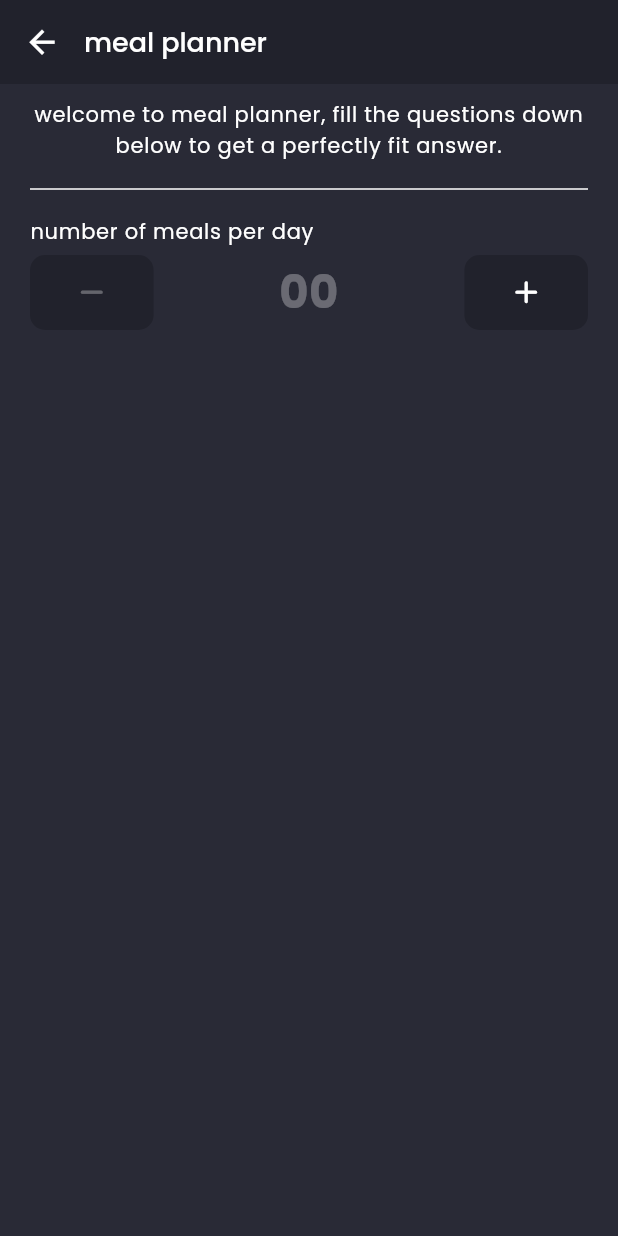
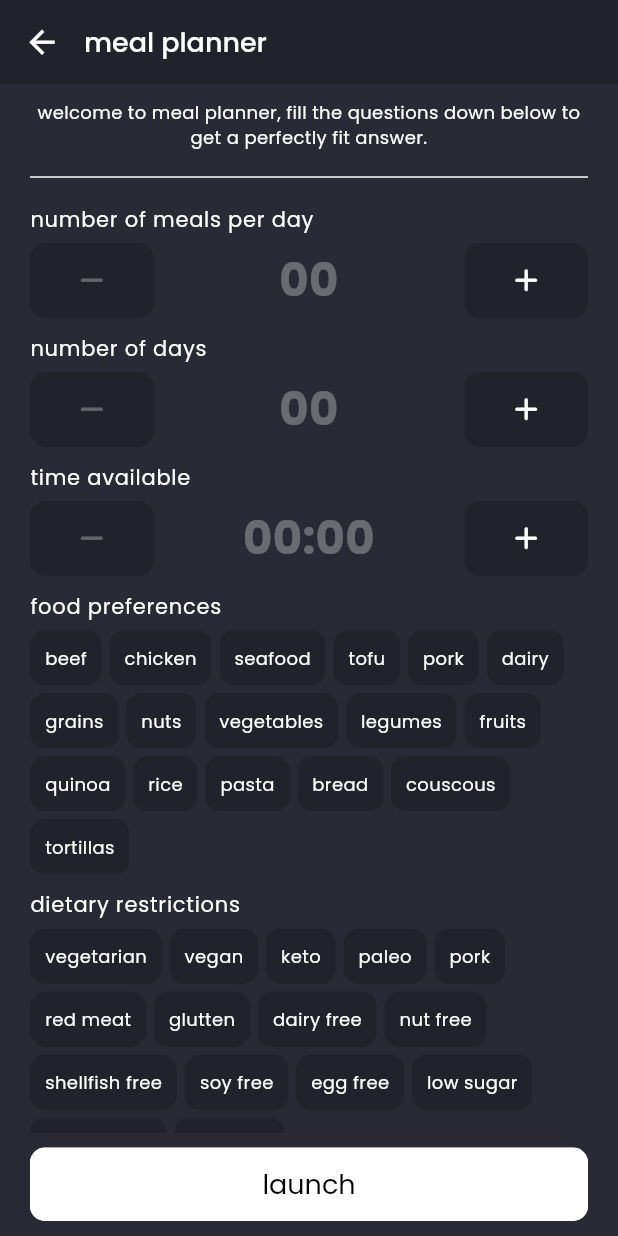
Before and after one commit to KemberllyKib3/recipe_gpt_app, a Flutter app: the MealPlannerPage screen opened directly, on a phone screen of 412 x 824 dp. Run offline on Flutter 3.47's test engine with Material 2 defaults, Android fonts, the phone set to English and light mode, and no system bars; our stand-ins replace google_fonts; missing offline and left inert: window_size.

Commit message:
feat: meal planner UI

```diff
--- a/lib/app/app.dart
+++ b/lib/app/app.dart
@@ -15,6 +15,7 @@ class _AppState extends State<App> {
     return MaterialApp(
       debugShowCheckedModeBanner: false,
       theme: buildTheme(),
+
       home: const SafeArea(child: LoginPage()),
     );
   }
--- a/lib/main.dart
+++ b/lib/main.dart
@@ -1,7 +1,17 @@
+import 'dart:io';
+
 import 'package:flutter/material.dart';
+import 'package:window_size/window_size.dart';
 
 import 'app/app.dart';
 
 void main() {
+  WidgetsFlutterBinding.ensureInitialized();
+  if (Platform.isWindows || Platform.isMacOS) {
+    setWindowTitle("Recipe GPT");
+    setWindowMinSize(const Size(450, 600));
+  }
+  if (Platform.isLinux) setWindowTitle("Recipe GPT");
+
   runApp(const App());
 }
--- a/lib/presentation/screens/cria_conta/widgets/cria_conta_body.dart
+++ b/lib/presentation/screens/cria_conta/widgets/cria_conta_body.dart
@@ -60,7 +60,7 @@ class _CriaContaBodyState extends State<CriaContaBody> {
               hint: 'password',
             ),
             const SizedBox(height: 15),
-            ButtonWidget(
+            ButtonWidget.primary(
               label: 'create',
               onTap: () {},
             ),
--- a/lib/presentation/screens/free_chat/widgets/free_chat_body.dart
+++ b/lib/presentation/screens/free_chat/widgets/free_chat_body.dart
@@ -14,7 +14,7 @@ class FreeChatBody extends StatefulWidget {
 class _FreeChatBodyState extends State<FreeChatBody> {
   final TextEditingController controller = TextEditingController();
 
-  bool hasContent = true;
+  bool hasContent = false;
 
   @override
   Widget build(BuildContext context) {
--- a/lib/presentation/screens/free_chat/widgets/free_chat_empty_widget.dart
+++ b/lib/presentation/screens/free_chat/widgets/free_chat_empty_widget.dart
@@ -37,12 +37,12 @@ class FreeChatEmptyWidget extends StatelessWidget {
               maxWidth: MediaQuery.sizeOf(context).width * 0.5,
             ),
             child: Text(
-              "this is a free text chat you can ask whatever you want, but try to type delicious sandwich recipe"
+              "this is a free text chat you can ask whatever you want, try \"delicious sandwich recipe\""
                   .toLowerCase(),
               textAlign: TextAlign.center,
               style: Theme.of(context)
                   .textTheme
-                  .bodyLarge
+                  .bodyMedium
                   ?.copyWith(color: AppColors.white),
             ),
           ),
--- a/lib/presentation/screens/login/widgets/login_body.dart
+++ b/lib/presentation/screens/login/widgets/login_body.dart
@@ -45,7 +45,7 @@ class _LoginBodyState extends State<LoginBody> {
               obscure: true,
             ),
             const SizedBox(height: 15),
-            ButtonWidget(
+            ButtonWidget.primary(
               label: 'sign in',
               onTap: () {
                 Navigator.pushReplacement(
--- a/lib/presentation/screens/meal_planner/meal_planner_page.dart
+++ b/lib/presentation/screens/meal_planner/meal_planner_page.dart
@@ -1,7 +1,12 @@
 import 'package:flutter/material.dart';
+import 'package:recipe_gpt/presentation/screens/meal_planner/widgets/counter_widget.dart';
 import 'package:recipe_gpt/presentation/shared/constants.dart';
+import 'package:recipe_gpt/presentation/shared/enums/food_preferences_enum.dart';
+import 'package:recipe_gpt/presentation/shared/enums/food_restrictions_enum.dart';
 import 'package:recipe_gpt/presentation/shared/widgets/app_bar_widget.dart';
-import 'package:recipe_gpt/presentation/shared/widgets/operation_button.dart';
+import 'package:recipe_gpt/presentation/shared/widgets/button_widget.dart';
+import 'package:recipe_gpt/presentation/shared/widgets/item_selector_widget.dart';
+import 'package:recipe_gpt/presentation/shared/widgets/prompt_setting_widget.dart';
 
 class MealPlannerPage extends StatefulWidget {
   const MealPlannerPage({super.key});
@@ -14,12 +19,17 @@ class _MealPlannerPageState extends State<MealPlannerPage> {
   int nMeals = 0;
   int nDays = 0;
   int minutes = 0;
+  List<String> foodPreferences = [];
+  List<String> dietaryRestrictions = [];
 
   @override
   Widget build(BuildContext context) {
     return Scaffold(
       appBar: const AppBarWidget(title: 'meal planner'),
-      body: SingleChildScrollView(
+      body: Column(
+        children: [
+          Expanded(
+            child: SingleChildScrollView(
               child: Padding(
                 padding: const EdgeInsets.symmetric(horizontal: 20),
                 child: Column(
@@ -32,63 +42,76 @@ class _MealPlannerPageState extends State<MealPlannerPage> {
                         textAlign: TextAlign.center,
                         style: Theme.of(context)
                             .textTheme
-                      .bodyLarge
+                            .bodyMedium
                             ?.copyWith(color: AppColors.white),
                       ),
                     ),
                     const Divider(color: AppColors.white),
-              Column(
-                crossAxisAlignment: CrossAxisAlignment.start,
-                children: [
-                  const SizedBox(height: 10),
-                  Text(
-                    "number of meals per day",
-                    style: Theme.of(context)
-                        .textTheme
-                        .bodyLarge
-                        ?.copyWith(color: AppColors.white),
-                  ),
-                  const SizedBox(height: 5),
-                  Row(
-                    mainAxisSize: MainAxisSize.max,
-                    children: [
-                      OperationButton(
-                        operation: 'minus',
-                        onTap: nMeals > 0
-                            ? () => setState(() {
-                                  nMeals = nMeals > 0 ? nMeals - 1 : 0;
-                                })
-                            : null,
-                      ),
-                      Expanded(
-                        child: Text(
-                          nMeals.toString().padLeft(2, '0'),
-                          textAlign: TextAlign.center,
-                          style: TextStyle(
-                            color: nMeals > 0
-                                ? AppColors.white
-                                : AppColors.white.withOpacity(0.3),
-                            fontWeight: FontWeight.bold,
-                            fontSize: 30,
+                    PromptSettingWidget(
+                      title: 'number of meals per day',
+                      setting: CounterWidget.integer(
+                        number: nMeals,
+                        onValueChanged: (value) =>
+                            setState(() => nMeals = value),
                       ),
                     ),
+                    PromptSettingWidget(
+                      title: 'number of days',
+                      setting: CounterWidget.integer(
+                        number: nDays,
+                        maxLimit: 60,
+                        onValueChanged: (value) =>
+                            setState(() => nDays = value),
                       ),
-                      OperationButton(
-                        operation: 'plus',
-                        onTap: nMeals < 10
-                            ? () => setState(() {
-                                  nMeals = nMeals < 10 ? nMeals + 1 : 10;
-                                })
-                            : null,
                     ),
-                    ],
+                    PromptSettingWidget(
+                      title: 'time available',
+                      setting: CounterWidget.time(
+                        number: minutes,
+                        onValueChanged: (value) =>
+                            setState(() => minutes = value),
                       ),
-                ],
                     ),
+                    PromptSettingWidget(
+                      title: 'food preferences',
+                      setting: ItemSelectorWidget(
+                        items: FoodPreferencesEnum.values
+                            .map((e) => e.label)
+                            .toList(),
+                        selectedItems: foodPreferences,
+                        onChanged: (value) =>
+                            setState(() => foodPreferences = value),
+                      ),
+                    ),
+                    PromptSettingWidget(
+                      title: 'dietary restrictions',
+                      setting: ItemSelectorWidget(
+                        items: DietaryRestrictionsEnum.values
+                            .map((e) => e.label)
+                            .toList(),
+                        selectedItems: dietaryRestrictions,
+                        onChanged: (value) =>
+                            setState(() => dietaryRestrictions = value),
+                      ),
+                    ),
+                    const SizedBox(height: 20),
                   ],
                 ),
               ),
             ),
+          ),
+          Container(
+            padding: const EdgeInsets.symmetric(
+              vertical: 10,
+              horizontal: 20,
+            ),
+            child: ButtonWidget.white(
+              label: 'launch',
+              onTap: () {},
+            ),
+          ),
+        ],
+      ),
     );
   }
 }
--- /dev/null
+++ b/lib/presentation/screens/meal_planner/widgets/counter_widget.dart
@@ -0,0 +1,91 @@
+import 'package:flutter/material.dart';
+import 'package:recipe_gpt/presentation/shared/constants.dart';
+import 'package:recipe_gpt/presentation/shared/widgets/operation_button.dart';
+
+class CounterWidget extends StatelessWidget {
+  final int number;
+  final Function(int) onValueChanged;
+  final bool isTime;
+  final int? limit;
+
+  factory CounterWidget.integer({
+    maxLimit,
+    required number,
+    required Function(int) onValueChanged,
+  }) {
+    return CounterWidget(
+      number: number,
+      limit: maxLimit ?? 10,
+      onValueChanged: onValueChanged,
+      isTime: false,
+    );
+  }
+
+  factory CounterWidget.time({
+    required number,
+    required Function(int) onValueChanged,
+  }) {
+    return CounterWidget(
+      number: number,
+      onValueChanged: onValueChanged,
+      isTime: true,
+    );
+  }
+
+  const CounterWidget({
+    super.key,
+    required this.number,
+    required this.isTime,
+    required this.onValueChanged,
+    this.limit,
+  });
+
+  String getDurationString(int number) {
+    final hours = number ~/ 60;
+    final minutes = number % 60;
+    return '${hours.toString().padLeft(2, '0')}:${minutes.toString().padLeft(2, '0')}';
+  }
+
+  String getString(int number) => number.toString().padLeft(2, '0');
+
+  @override
+  Widget build(BuildContext context) {
+    int maxLimit = isTime ? 360 : limit ?? 10;
+    int step = isTime ? 10 : 1;
+
+    return Row(
+      mainAxisSize: MainAxisSize.max,
+      children: [
+        OperationButton(
+          operation: 'minus',
+          onTap: number > 0
+              ? () {
+                  onValueChanged(number - step);
+                }
+              : null,
+        ),
+        Expanded(
+          child: Text(
+            isTime ? getDurationString(number) : getString(number),
+            textAlign: TextAlign.center,
+            style: TextStyle(
+              color: number > 0
+                  ? AppColors.white
+                  : AppColors.white.withOpacity(0.3),
+              fontWeight: FontWeight.bold,
+              fontSize: 30,
+            ),
+          ),
+        ),
+        OperationButton(
+          operation: 'plus',
+          onTap: number < maxLimit
+              ? () {
+                  onValueChanged(number + step);
+                }
+              : null,
+        ),
+      ],
+    );
+  }
+}
--- /dev/null
+++ b/lib/presentation/shared/enums/food_preferences_enum.dart
@@ -0,0 +1,24 @@
+enum FoodPreferencesEnum {
+  beef("beef"),
+  chicken("chicken"),
+  seafood("seafood"),
+  tofu("tofu"),
+  pork("pork"),
+  dairy("dairy"),
+  grains("grains"),
+  nuts("nuts"),
+  vegetables("vegetables"),
+  legumes("legumes"),
+  fruits("fruits"),
+  quinoa("quinoa"),
+  rice("rice"),
+  pasta("pasta"),
+  bread("bread"),
+  couscous("couscous"),
+  tortillas("tortillas");
+
+  String get label => _label;
+
+  final String _label;
+  const FoodPreferencesEnum(this._label);
+}
--- /dev/null
+++ b/lib/presentation/shared/enums/food_restrictions_enum.dart
@@ -0,0 +1,22 @@
+enum DietaryRestrictionsEnum {
+  vegetarian("vegetarian"),
+  vegan("vegan"),
+  keto("keto"),
+  paleo("paleo"),
+  porkFree("pork"),
+  redMeatFree("red meat"),
+  gluttenFree("glutten"),
+  dairyFree("dairy free"),
+  nutFree("nut free"),
+  shellfishFree("shellfish free"),
+  soyFree("soy free"),
+  eggFree("egg free"),
+  lowSugar("low sugar"),
+  lowSodium("low sodium"),
+  lowCarb("low carb");
+
+  String get label => _label;
+
+  final String _label;
+  const DietaryRestrictionsEnum(this._label);
+}
--- /dev/null
+++ b/lib/presentation/shared/enums/kitchen_appliances_enum.dart
@@ -0,0 +1,17 @@
+enum KitchenAppliancesEnum {
+  oven("oven"),
+  stoveCooktop("stoveCooktop"),
+  pressureCooker("pressureCooker"),
+  microwave("microwave"),
+  grill("grill"),
+  blender("blender"),
+  slowCooker("slowCooker"),
+  sandwichMaker("sandwichMaker"),
+  airFryer("airFryer"),
+  toaster("toaster");
+
+  String get label => _label;
+
+  final String _label;
+  const KitchenAppliancesEnum(this._label);
+}
--- a/lib/presentation/shared/widgets/button_widget.dart
+++ b/lib/presentation/shared/widgets/button_widget.dart
@@ -1,14 +1,57 @@
 import 'package:flutter/material.dart';
+import 'package:recipe_gpt/presentation/shared/constants.dart';
 
 class ButtonWidget extends StatelessWidget {
   final String label;
   final VoidCallback onTap;
+  final Color color;
+  final Color textColor;
 
   const ButtonWidget({
     super.key,
     required this.label,
     required this.onTap,
+    required this.color,
+    required this.textColor,
   });
+
+  factory ButtonWidget.primary({
+    required label,
+    required onTap,
+  }) {
+    return ButtonWidget(
+      label: label,
+      onTap: onTap,
+      color: AppColors.black,
+      textColor: AppColors.white,
+    );
+  }
+
+  factory ButtonWidget.secondary({
+    required label,
+    required onTap,
+    required color,
+    required textColor,
+  }) {
+    return ButtonWidget(
+      label: label,
+      onTap: onTap,
+      color: color,
+      textColor: textColor,
+    );
+  }
+
+  factory ButtonWidget.white({
+    required label,
+    required onTap,
+  }) {
+    return ButtonWidget(
+      label: label,
+      onTap: onTap,
+      color: AppColors.white,
+      textColor: AppColors.black,
+    );
+  }
 
   @override
   Widget build(BuildContext context) {
@@ -19,7 +62,7 @@ class ButtonWidget extends StatelessWidget {
         child: Ink(
           padding: const EdgeInsets.symmetric(vertical: 13),
           decoration: BoxDecoration(
-            color: Colors.black,
+            color: color,
             borderRadius: BorderRadius.circular(10),
           ),
           child: Align(
@@ -29,7 +72,7 @@ class ButtonWidget extends StatelessWidget {
               style: Theme.of(context)
                   .textTheme
                   .headlineMedium
-                  ?.copyWith(color: Colors.white),
+                  ?.copyWith(color: textColor),
             ),
           ),
         ),
--- /dev/null
+++ b/lib/presentation/shared/widgets/item_chip_widget.dart
@@ -0,0 +1,72 @@
+import 'package:flutter/material.dart';
+import 'package:recipe_gpt/presentation/shared/app_colors.dart';
+
+class ItemChipWidget extends StatelessWidget {
+  final String label;
+  final IconButton? trailing;
+  final bool isSelected;
+  final VoidCallback? onTap;
+
+  factory ItemChipWidget.withIcon({
+    required String label,
+    IconButton? trailing,
+  }) =>
+      ItemChipWidget(
+        label: label,
+        isSelected: true,
+        onTap: null,
+        trailing: trailing,
+      );
+
+  factory ItemChipWidget.selectable({
+    required String label,
+    required bool isSelected,
+    required VoidCallback onTap,
+  }) =>
+      ItemChipWidget(
+        label: label,
+        isSelected: isSelected,
+        onTap: onTap,
+        trailing: null,
+      );
+
+  const ItemChipWidget({
+    super.key,
+    required this.label,
+    required this.isSelected,
+    this.trailing,
+    this.onTap,
+  });
+
+  @override
+  Widget build(BuildContext context) {
+    return Material(
+      color: Colors.transparent,
+      child: InkWell(
+        onTap: onTap,
+        borderRadius: BorderRadius.circular(10),
+        child: Ink(
+          padding: const EdgeInsets.all(10),
+          decoration: BoxDecoration(
+            color: isSelected ? AppColors.gray : AppColors.darkerBackground,
+            borderRadius: BorderRadius.circular(10),
+          ),
+          child: Row(
+            mainAxisSize: MainAxisSize.min,
+            children: [
+              Text(
+                label,
+                style: Theme.of(context)
+                    .textTheme
+                    .bodyMedium
+                    ?.copyWith(color: AppColors.white),
+              ),
+              if (trailing != null) const SizedBox(width: 5),
+              if (trailing != null) trailing!,
+            ],
+          ),
+        ),
+      ),
+    );
+  }
+}
--- /dev/null
+++ b/lib/presentation/shared/widgets/item_selector_widget.dart
@@ -0,0 +1,46 @@
+import 'package:flutter/material.dart';
+import 'package:recipe_gpt/presentation/shared/widgets/item_chip_widget.dart';
+
+class ItemSelectorWidget extends StatefulWidget {
+  final List<String> items;
+  final List<String> selectedItems;
+  final ValueChanged<List<String>> onChanged;
+
+  const ItemSelectorWidget({
+    super.key,
+    required this.items,
+    required this.selectedItems,
+    required this.onChanged,
+  });
+
+  @override
+  State<ItemSelectorWidget> createState() => _ItemSelectorWidgetState();
+}
+
+class _ItemSelectorWidgetState extends State<ItemSelectorWidget> {
+  @override
+  Widget build(BuildContext context) {
+    return Wrap(
+      alignment: WrapAlignment.start,
+      spacing: 5,
+      runSpacing: 5,
+      children: widget.items
+          .map(
+            (e) => ItemChipWidget.selectable(
+              label: e,
+              isSelected: widget.selectedItems.contains(e),
+              onTap: () {
+                if (widget.selectedItems.contains(e)) {
+                  widget.selectedItems.remove(e);
+                } else {
+                  widget.selectedItems.add(e);
+                }
+                widget.onChanged(widget.selectedItems);
+                setState(() {});
+              },
+            ),
+          )
+          .toList(),
+    );
+  }
+}
--- a/lib/presentation/shared/widgets/operation_button.dart
+++ b/lib/presentation/shared/widgets/operation_button.dart
@@ -14,7 +14,9 @@ class OperationButton extends StatelessWidget {
     final IconData icon =
         operation == 'minus' ? Icons.remove_rounded : Icons.add_rounded;
 
-    return InkWell(
+    return Material(
+      color: Colors.transparent,
+      child: InkWell(
         onTap: onTap,
         borderRadius: BorderRadius.circular(10),
         child: Ink(
@@ -37,6 +39,7 @@ class OperationButton extends StatelessWidget {
             ),
           ),
         ),
+      ),
     );
   }
 }
--- /dev/null
+++ b/lib/presentation/shared/widgets/prompt_setting_widget.dart
@@ -0,0 +1,32 @@
+import 'package:flutter/material.dart';
+import 'package:recipe_gpt/presentation/shared/constants.dart';
+
+class PromptSettingWidget extends StatelessWidget {
+  final String title;
+  final Widget setting;
+
+  const PromptSettingWidget({
+    super.key,
+    required this.title,
+    required this.setting,
+  });
+
+  @override
+  Widget build(BuildContext context) {
+    return Column(
+      crossAxisAlignment: CrossAxisAlignment.start,
+      children: [
+        const SizedBox(height: 10),
+        Text(
+          title.toLowerCase(),
+          style: Theme.of(context)
+              .textTheme
+              .bodyLarge
+              ?.copyWith(color: AppColors.white),
+        ),
+        const SizedBox(height: 5),
+        Row(children: [Expanded(child: setting)]),
+      ],
+    );
+  }
+}
--- a/pubspec.yaml
+++ b/pubspec.yaml
@@ -25,6 +25,11 @@ dependencies:
   hive_generator: ^2.0.0
 
   cupertino_icons: ^1.0.2
+
+  window_size:
+    git:
+      url: git://github.com/google/flutter-desktop-embedding.git
+      path: plugins/window_size
 
 dev_dependencies:
   flutter_test:
```
Also changed, not shown: pubspec.lock, 2 other files. Lines whose indentation alone changed are shown as unchanged.
